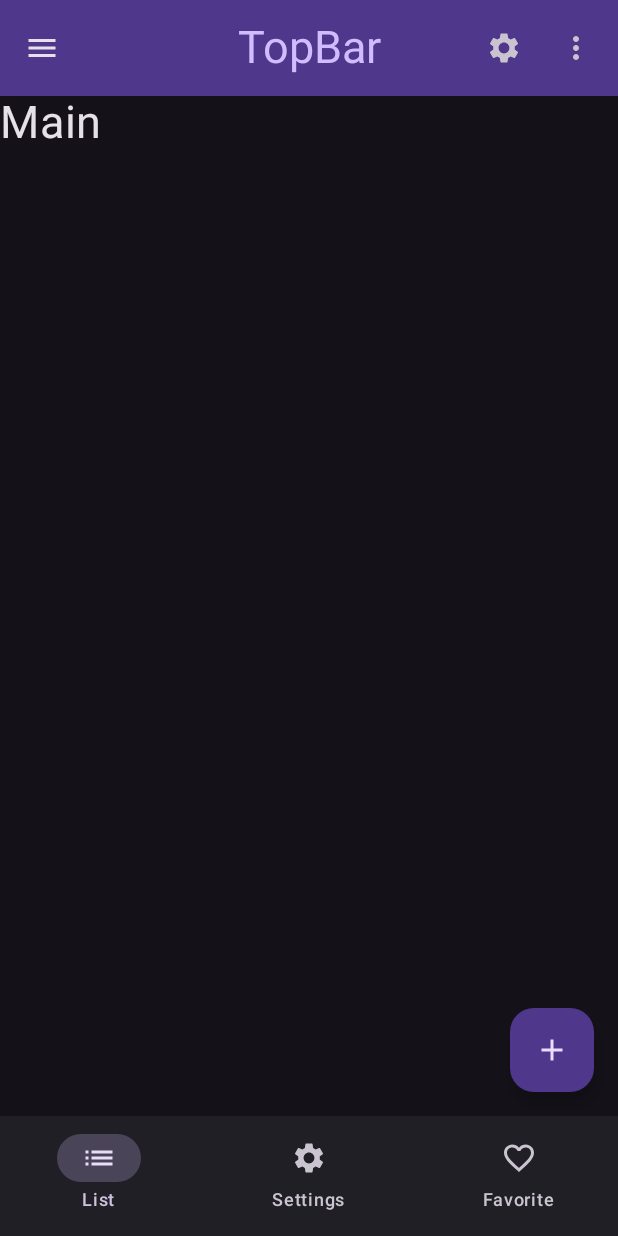
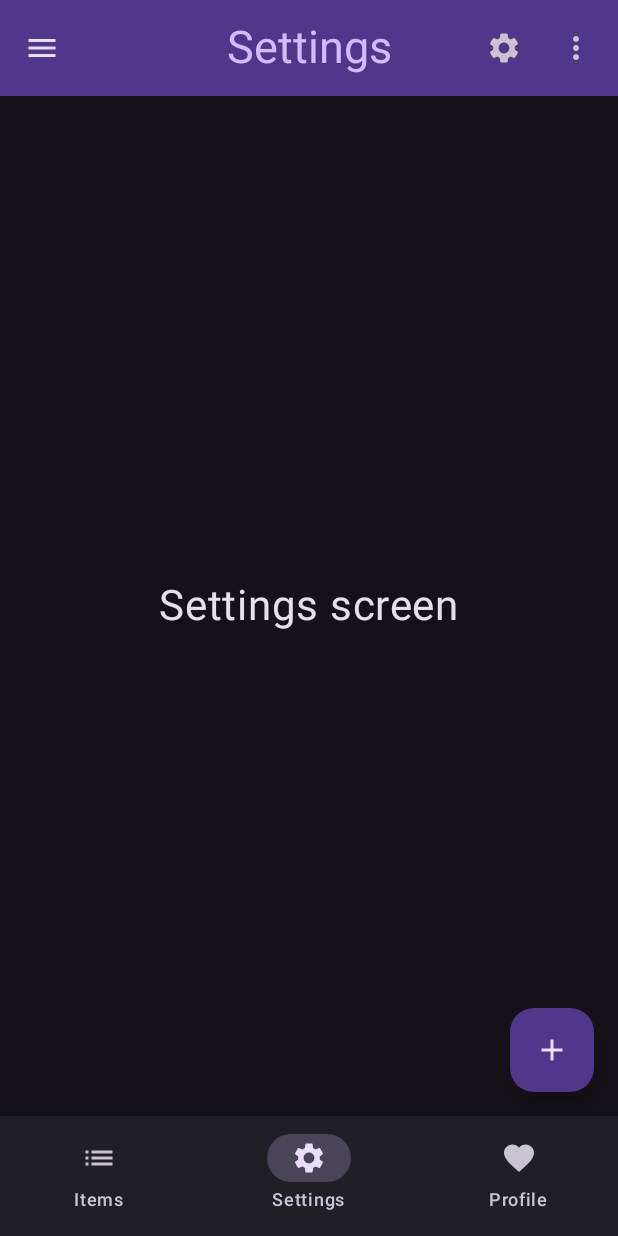
Before and after one commit to Sergey0703/aivocab, an Android app built with Jetpack Compose: the screen it shows after launch (MainActivity), item 2 of the bottom bar chosen, on a phone screen of 412 x 824 dp. Run offline under Robolectric (Android 15) with nearby library versions, the phone set to English and light mode, and no system bars.

```diff
--- a/app/src/main/java/com/serhiibaliasnyi/aivocab/MainActivity.kt
+++ b/app/src/main/java/com/serhiibaliasnyi/aivocab/MainActivity.kt
@@ -9,6 +9,7 @@ import androidx.compose.foundation.layout.fillMaxSize
 import androidx.compose.foundation.layout.padding
 import androidx.compose.material.icons.Icons
 import androidx.compose.material.icons.filled.Add
+import androidx.compose.material.icons.filled.Favorite
 import androidx.compose.material.icons.filled.FavoriteBorder
 import androidx.compose.material.icons.filled.List
 import androidx.compose.material.icons.filled.Menu
@@ -29,12 +30,27 @@ import androidx.compose.material3.Text
 import androidx.compose.material3.TopAppBarColors
 import androidx.compose.material3.TopAppBarDefaults
 import androidx.compose.runtime.Composable
+import androidx.compose.runtime.getValue
+import androidx.compose.runtime.mutableStateOf
+import androidx.compose.runtime.remember
+import androidx.compose.runtime.setValue
+import androidx.compose.ui.Alignment
 import androidx.compose.ui.Modifier
+import androidx.compose.ui.graphics.vector.ImageVector
 import androidx.compose.ui.res.stringResource
 import androidx.compose.ui.tooling.preview.Preview
 import androidx.compose.ui.unit.sp
 import com.serhiibaliasnyi.aivocab.ui.theme.AIVocabTheme
 
+
+enum class Tab(
+    val label: String,
+    val icon: ImageVector,
+){
+    Items("Items", Icons.Default.List),
+    Settings("Settings", Icons.Default.Settings),
+    Favourite("Profile", Icons.Default.Favorite),
+}
 class MainActivity : ComponentActivity() {
     override fun onCreate(savedInstanceState: Bundle?) {
         super.onCreate(savedInstanceState)
@@ -50,16 +66,16 @@ class MainActivity : ComponentActivity() {
 @Preview(showSystemUi = true)
 @Composable
 fun AppScreen() {
-//    Scaffold() {//paddingValues ->
-//        Text(
-//            text = "Hello !"
-//
-//        )
-//    }
+
+var currentTab: Tab by remember{
+    mutableStateOf(Tab.Items)
+
+}
+
     Scaffold(
         topBar = {
             CenterAlignedTopAppBar(
-                title = { Text(text="TopBar", fontSize = 30.sp) },
+                title = { Text(text=currentTab.label, fontSize = 30.sp) },
                 colors=TopAppBarDefaults.largeTopAppBarColors(
                     containerColor =MaterialTheme.colorScheme.primaryContainer,
                     titleContentColor =MaterialTheme.colorScheme.primary
@@ -94,37 +110,32 @@ fun AppScreen() {
         floatingActionButtonPosition = FabPosition.End,
         bottomBar = {
             NavigationBar {
-                NavigationBarItem(
-                    selected =true ,
-                    label ={ Text(text="List")},
-                    onClick = { /*TODO*/ },
-                    icon = {
-                        Icon(imageVector = Icons.Default.List,
-                            contentDescription = "List")
-                     })
-                NavigationBarItem(
-                    selected =false ,
-                    label ={ Text(text="Settings")},
-                    onClick = { /*TODO*/ },
-                    icon = {
-                        Icon(imageVector = Icons.Default.Settings,
-                            contentDescription = "Settings")
-                    })
-                NavigationBarItem(
-                    selected =false ,
-                    label ={ Text(text="Favorite")},
-                    onClick = { /*TODO*/ },
-                    icon = {
-                        Icon(imageVector = Icons.Default.FavoriteBorder,
-                            contentDescription = "Favorite")
-                    })
+                Tab.values().forEach {tab->
+                    NavigationBarItem(
+                        selected = tab==currentTab,
+                        onClick = { currentTab=tab },
+                        label= {Text(text=tab.label)},
+                        icon = {Icon(imageVector = tab.icon,
+                            contentDescription = null
+                            )
+
+                         })
+
+                }
             }
 
                     },
         snackbarHost = {}
 
     ){paddingValues ->
-        Box(
+        Box(contentAlignment = Alignment.Center,
+                 modifier = Modifier
+                .padding(paddingValues)
+                .fillMaxSize()
+        ) {
+            TabScreen(tab = currentTab )
+        }
+        /*Box(
             modifier = Modifier
                 .padding(paddingValues)
                 .fillMaxSize()
@@ -134,9 +145,40 @@ fun AppScreen() {
                 fontSize = 30.sp
             )
         }
+        */
+
     }
 
 }
+
+@Composable
+fun ItemsScreen(){
+    //Box(contentAlignment = Alignment.Center){
+       Text(text="Items screen", fontSize = 28.sp)
+    //}
+}
+@Composable
+fun SettingsScreen(){
+   // Box(contentAlignment = Alignment.Center){
+        Text(text="Settings screen", fontSize = 28.sp)
+   // }
+}
+@Composable
+fun ProfileScreen(){
+    //Box(contentAlignment = Alignment.Center){
+        Text(text="Profile screen", fontSize = 28.sp)
+   // }
+}
+@Composable
+fun TabScreen(tab:Tab){
+    when(tab){
+        Tab.Items-> ItemsScreen()
+        Tab.Settings-> SettingsScreen()
+        Tab.Favourite-> ProfileScreen()
+    }
+
+}
+
 @Composable
 fun Greeting(name: String, modifier: Modifier = Modifier) {
     Text(
```
Also changed, not shown: 1 other file.
